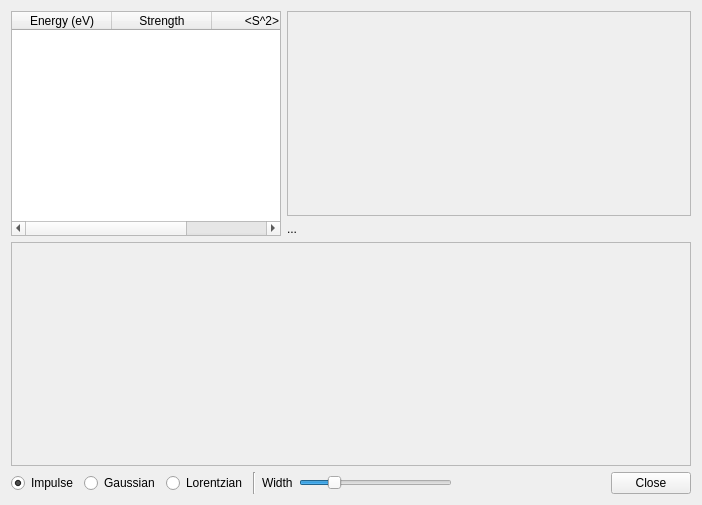
Before: the Qt Designer form src/Configurator/ExcitedStatesConfigurator.ui in nutjunkie/IQmol, drawn with Qt 5.
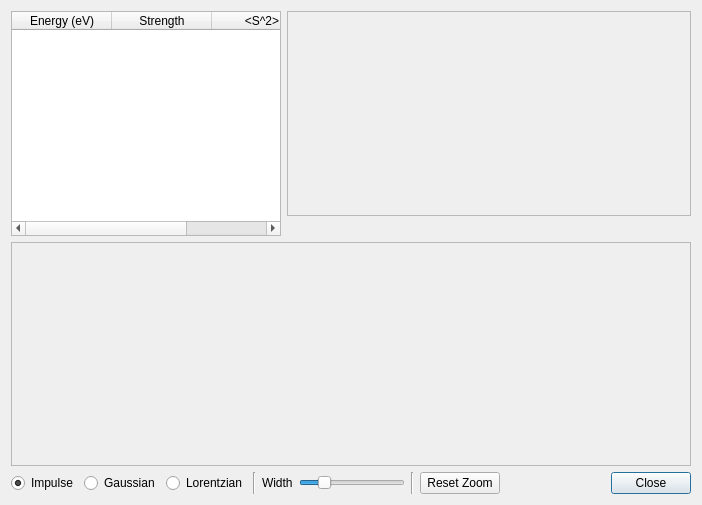
After: the same form once the commit is applied.

Commit message: Update QCustomPlot to v2.0, added zoom selection on plots

```diff
--- a/src/Configurator/ExcitedStatesConfigurator.ui
+++ b/src/Configurator/ExcitedStatesConfigurator.ui
@@ -94,7 +94,7 @@
        <item>
         <widget class="QLabel" name="orbitalLabel">
          <property name="text">
-          <string>...</string>
+          <string/>
          </property>
         </widget>
        </item>
@@ -174,6 +174,23 @@
        </property>
       </widget>
      </item>
+     <item>
+      <widget class="Line" name="line">
+       <property name="orientation">
+        <enum>Qt::Vertical</enum>
+       </property>
+      </widget>
+     </item>
+     <item>
+      <widget class="QPushButton" name="resetZoomButton">
+       <property name="text">
+        <string>Reset Zoom</string>
+       </property>
+       <property name="autoDefault">
+        <bool>false</bool>
+       </property>
+      </widget>
+     </item>
      <item>
       <spacer name="horizontalSpacer">
        <property name="orientation">
@@ -193,7 +210,7 @@
         <string>Close</string>
        </property>
        <property name="autoDefault">
-        <bool>false</bool>
+        <bool>true</bool>
        </property>
       </widget>
      </item>
```
The commit also changes 22 other files.
